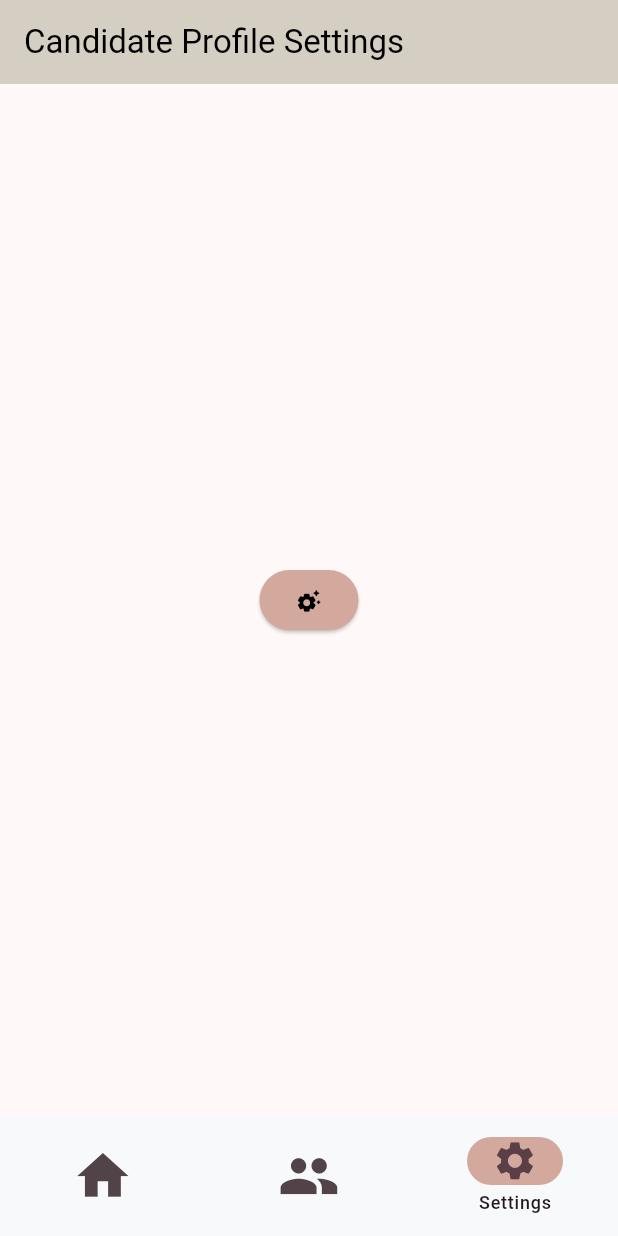
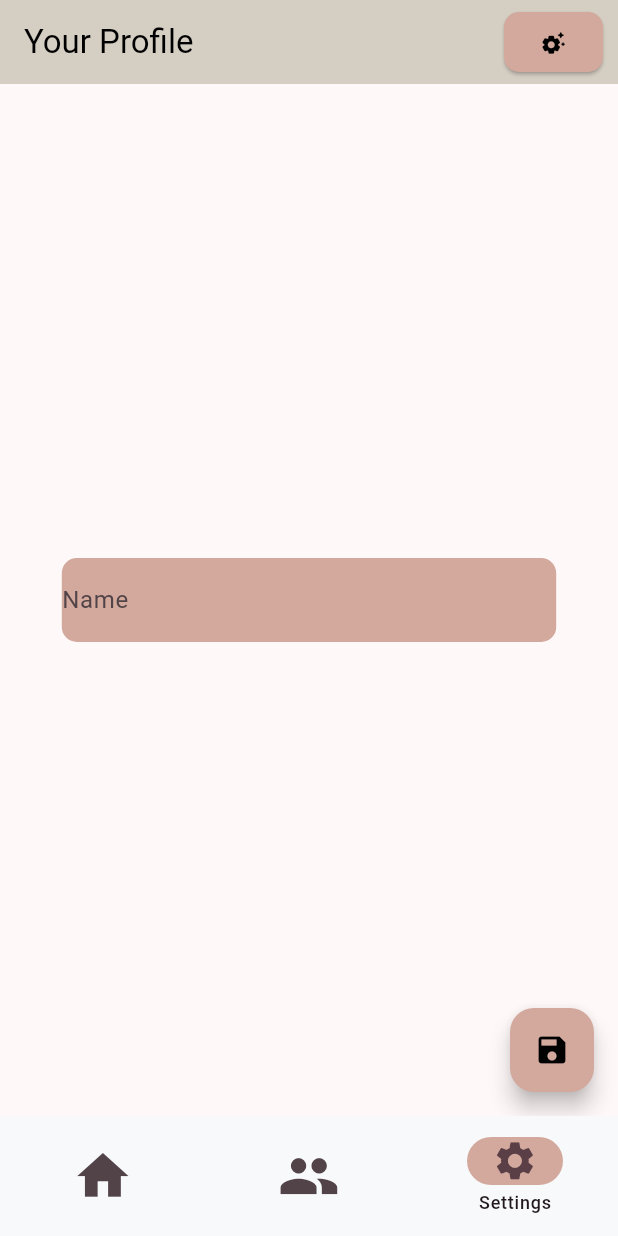
Before and after one commit to algosup/2023-2024-project-5-flutter-team-4, a Flutter app: the screen it shows after launch, item 3 of the bottom bar chosen, on a phone screen of 412 x 824 dp. Run offline on Flutter 3.47's test engine with Material 3 defaults, Android fonts, the phone set to English and light mode, and no system bars; our stand-ins replace adaptive_theme, cloud_firestore, dotted_border, firebase_core, flutter_card_swiper, flutter_map and 4 more; missing offline and left inert: flutter_radar_chart; accounts and stored records are empty.

Commit message:
Update profile_settings_page.dart
- Add possibility to change name for companies.

```diff
--- a/src/job_matching_app/lib/settings/profile_settings_page.dart
+++ b/src/job_matching_app/lib/settings/profile_settings_page.dart
@@ -1,5 +1,7 @@
 import 'package:flutter/material.dart';
 import 'package:job_matching_app/settings/more_settings_page.dart';
+
+import 'package:cloud_firestore/cloud_firestore.dart';
 
 class ProfileSettingsPage extends StatefulWidget {
   const ProfileSettingsPage({super.key});
@@ -12,24 +14,36 @@ class ProfileSettingsPage extends StatefulWidget {
 class _ProfileSettingState extends State<ProfileSettingsPage> {
   bool isDarkMode = false;
   bool isCompanyView = false;
-  String Title = "";
 
+  int companyID = 0;
+
+  String name = "";
+
+  String docName = "";
+
+  FirebaseFirestore db = FirebaseFirestore.instance;
 
   @override
   void initState() {
     super.initState();
-    getSharedPreferences('isCompanyView').then((value) {
-      isCompanyView = value;
-      if (value){
-        Title = "Company Profile Settings";
-      }
-      else {
-        Title = "Candidate Profile Settings";
-      }
-    }).then((value) => setState(() {
 
-    }));
-    }
+    db = FirebaseFirestore.instance;
+
+    db.collection('Companies').get().then(
+      (querySnapshot) {
+        for (var result in querySnapshot.docs) {
+          if (result.data()["ID"] == companyID ){
+            if (result.data()["Name"] != null) {
+              name = result.data()["Name"];
+            }
+            break;
+          }
+        }
+      },
+    ).then(
+      (value) => setState(() {}),
+    );
+  }
 
   @override
   Widget build(BuildContext context) {
@@ -38,19 +52,22 @@ class _ProfileSettingState extends State<ProfileSettingsPage> {
         backgroundColor: Theme.of(context).colorScheme.background,
         automaticallyImplyLeading: true,
         foregroundColor: Theme.of(context).colorScheme.tertiary,
-        title: Text(Title,
-            style: const TextStyle(
+        title: const Text("Your Profile",
+            style: TextStyle(
               color: Colors.black,
             )),
-      ),
-      body: Center(
-        child: Column(
-          mainAxisAlignment: MainAxisAlignment.center,
-          children: [
-            ElevatedButton(
+        actions: [
+          Container(
+            margin: const EdgeInsets.only(right: 10.0),
+            child: ElevatedButton(
               style: ButtonStyle(
                 backgroundColor: MaterialStateProperty.all(
                     Theme.of(context).colorScheme.secondary),
+                shape: MaterialStateProperty.all<RoundedRectangleBorder>(
+                  RoundedRectangleBorder(
+                    borderRadius: BorderRadius.circular(10.0),
+                  ),
+                ),
               ),
               onPressed: () {
                 Navigator.push(
@@ -60,9 +77,63 @@ class _ProfileSettingState extends State<ProfileSettingsPage> {
                   ),
                 );
               },
-              child: const Icon(Icons.settings_suggest_rounded, color: Colors.black),
+              child: const Icon(
+                Icons.settings_suggest_rounded,
+                color: Colors.black,
+              ),
+            ),
+          ),
+        ],
+      ),
+      body: Center(
+        child: Column(
+          mainAxisAlignment: MainAxisAlignment.center,
+          children: [
+            Container(
+              decoration: BoxDecoration(
+                borderRadius: BorderRadius.circular(10.0),
+                color: Theme.of(context).colorScheme.secondary,
+              ),
+              width: MediaQuery.of(context).size.width * 0.8,
+              child: TextField(
+                controller: TextEditingController(
+                  text: name.isEmpty ? "" : name,
+                ),
+                onChanged: (value) => name = value,
+                decoration: const InputDecoration(
+                  border: InputBorder.none,
+                  labelText: 'Name',
+                  hintText: 'Enter your name',
+                ),
+              ),
             ),
           ],
+        ),
+      ),
+      floatingActionButton: FloatingActionButton(
+        backgroundColor: Theme.of(context).colorScheme.secondary,
+        onPressed: () {
+          db
+              .collection('Companies')
+              .where('ID', isEqualTo: companyID)
+              .get()
+              .then(
+                (querySnapshot) {
+                  docName = querySnapshot.docs[0].id;
+                },
+              )
+              .then(
+                (value) => db.collection('Companies').doc(docName).update({
+                  "Name": name,
+                }),
+              )
+              .then(
+                (value) => setState(() {}),
+              );
+        },
+        child: const Icon(
+          Icons.save,
+          color: Colors.black,
         ),
       ),
     );
```
